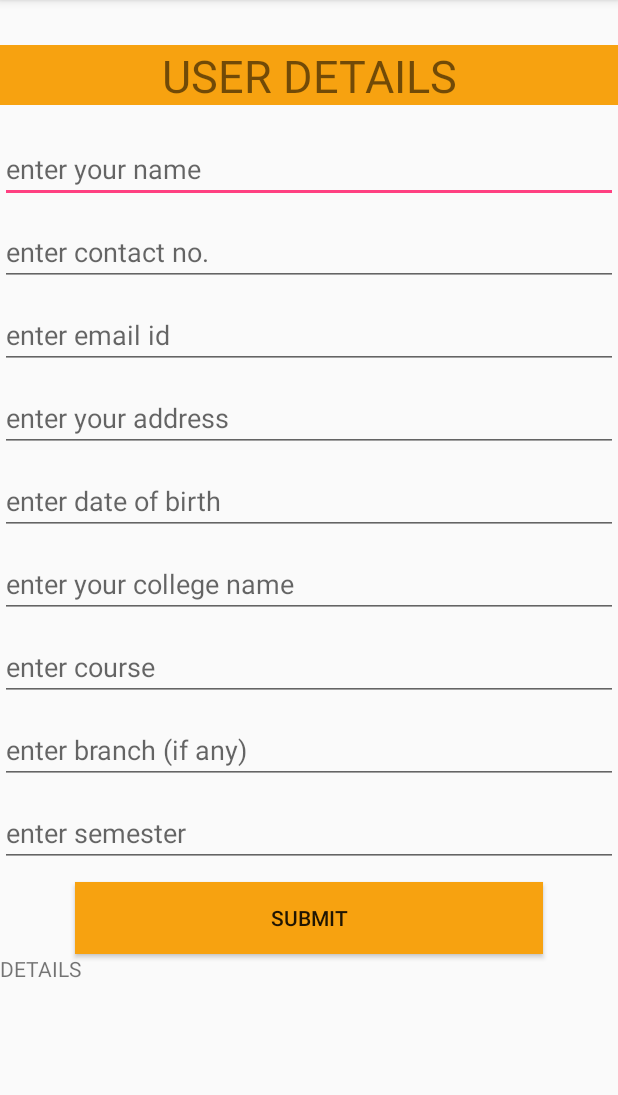
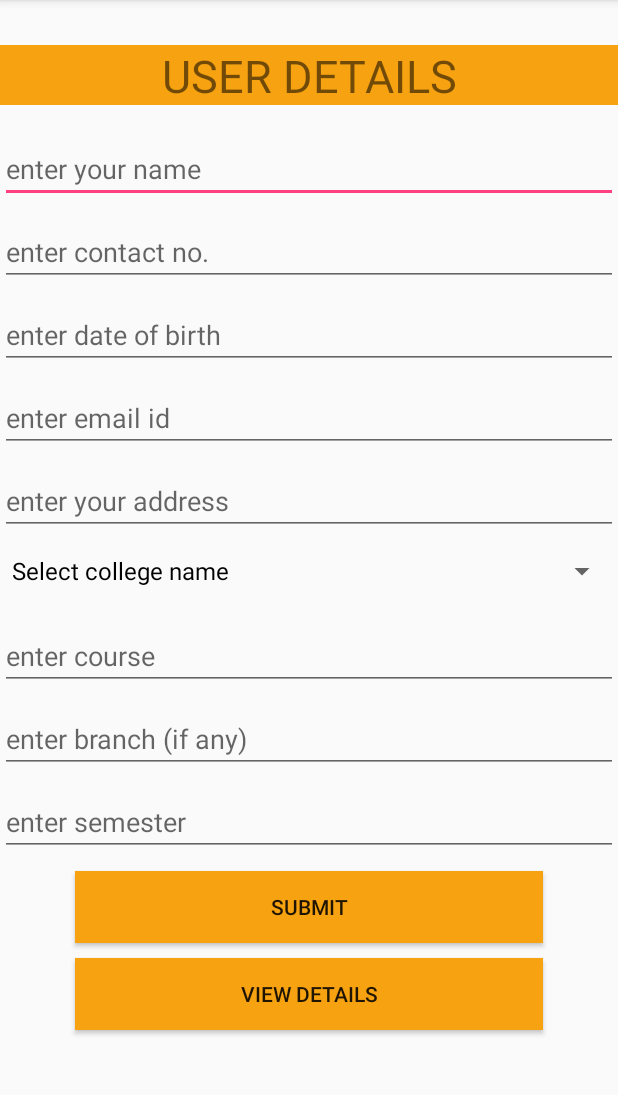
Before and after one commit to 97sameersharma/Android-Test-Basisc, an Android app: the screen it shows after launch (MainActivity), on a phone screen of 412 x 824 dp, the part 84-1179 px from its top. Run offline under Robolectric (Android 15) with nearby library versions, the phone set to English and light mode, and no system bars.

Commit message:
student registration form using arrayList & scroll view

```diff
--- a/myapplication3/src/main/java/com/brillicaservices/myapplication3/MainActivity.java
+++ b/myapplication3/src/main/java/com/brillicaservices/myapplication3/MainActivity.java
@@ -3,35 +3,49 @@ package com.brillicaservices.myapplication3;
 import android.support.v7.app.AppCompatActivity;
 import android.os.Bundle;
 import android.view.View;
+import android.widget.AdapterView;
+import android.widget.ArrayAdapter;
 import android.widget.Button;
 import android.widget.EditText;
 import android.widget.TextView;
-
+import android.widget.Spinner;
 import java.util.ArrayList;
 
-public class MainActivity extends AppCompatActivity {
 
-    static ArrayList<String> data=new ArrayList<>();
-    EditText text1,text2,text3,text4,text5,text6,text7,text8,text9;
-    Button btn;
-    TextView textView;
+public class MainActivity extends AppCompatActivity implements AdapterView.OnItemSelectedListener{
+
+    ArrayList<Student> data=new ArrayList<>();
+    EditText text1,text2,text3,text4,text5,text7,text8,text9;
+    Button btn1,btn2;
+    TextView textView1;
+    String collegeName = "";
+    Spinner spinnerCollegeNames;
+    String collegeNames[] = {"Select college name","DIT", "Graphic Era", "HNB"};
     @Override
     protected void onCreate(Bundle savedInstanceState) {
         super.onCreate(savedInstanceState);
         setContentView(R.layout.activity_main);
-        text1 = findViewById(R.id.name);
-        text2 = findViewById(R.id.phone);
-        text3 = findViewById(R.id.email);
-        text4 = findViewById(R.id.address);
-        text5 = findViewById(R.id.dob);
-        text6 = findViewById(R.id.college);;
-        text7 = findViewById(R.id.course);
-        text8 = findViewById(R.id.branch);
-        text9 = findViewById(R.id.sem);
-        btn = findViewById(R.id.button);
-        textView = findViewById(R.id.textView);
+        text1 =(EditText) findViewById(R.id.name);
+        text2 =(EditText) findViewById(R.id.phone);
+        text3 =(EditText) findViewById(R.id.email);
+        text4 =(EditText) findViewById(R.id.address);
+        text5 =(EditText) findViewById(R.id.dob);
+        spinnerCollegeNames = findViewById(R.id.college_name_spinner);
+        text7 =(EditText) findViewById(R.id.course);
+        text8 =(EditText) findViewById(R.id.branch);
+        text9 =(EditText) findViewById(R.id.sem);
+        btn1 =(Button) findViewById(R.id.button);
+        btn2 =(Button) findViewById(R.id.display);
+        textView1 =(TextView) findViewById(R.id.textView);
 
-        btn.setOnClickListener(new View.OnClickListener() {
+        spinnerCollegeNames.setOnItemSelectedListener(this);
+
+        ArrayAdapter arrayAdapter = new ArrayAdapter<>(this,
+                android.R.layout.simple_spinner_dropdown_item, collegeNames);
+        spinnerCollegeNames.setAdapter(arrayAdapter);
+        spinnerCollegeNames.setPrompt(collegeNames[0]);
+
+        btn1.setOnClickListener(new View.OnClickListener() {
             @Override
             public void onClick(View view) {
                 String name=text1.getText().toString();
@@ -39,29 +53,41 @@ public class MainActivity extends AppCompatActivity {
                 String email=text3.getText().toString();
                 String address=text4.getText().toString();
                 String dob=text5.getText().toString();
-                String college=text6.getText().toString();
                 String course=text7.getText().toString();
                 String branch=text8.getText().toString();
                 String sem=text9.getText().toString();
-
-                data.add(name);
-                data.add(phone);
-                data.add(email);
-                data.add(address);
-                data.add(dob);
-                data.add(college);
-                data.add(course);
-                data.add(branch);
-                data.add(sem);
-
-                for(int i=0;i<data.size();i++)
-                {
-                    textView.setText(textView.getText()+data.get(i));
-                }
-
+                data.add(new Student( name,phone,email,address,dob,collegeName,course,branch,sem));
             }
         });
 
+        btn2.setOnClickListener(new View.OnClickListener() {
+            @Override
+            public void onClick(View view) {
+                for(int i=0;i<data.size();i++)
+                {textView1.setText("");
+                    textView1.setText(textView1.getText()+"\n NAME : "+data.get(i).name);
+                    textView1.setText(textView1.getText()+"\n PHONE : "+data.get(i).phone);
+                    textView1.setText(textView1.getText()+"\n EMAIL : "+data.get(i).email);
+                    textView1.setText(textView1.getText()+"\n ADDRESS : "+data.get(i).address);
+                    textView1.setText(textView1.getText()+"\n DOB : "+data.get(i).dob);
+                    textView1.setText(textView1.getText()+"\n COLLEGE : "+data.get(i).collegeName);
+                    textView1.setText(textView1.getText()+"\n COURSE : "+data.get(i).course);
+                    textView1.setText(textView1.getText()+"\n BRANCH : "+data.get(i).branch);
+                    textView1.setText(textView1.getText()+"\n SEM : "+data.get(i).sem);
+
+                }
+            }
+        });
+
+    }
+
+    @Override
+    public void onItemSelected(AdapterView<?> adapterView, View view, int i, long l) {
+
+    }
+
+    @Override
+    public void onNothingSelected(AdapterView<?> adapterView) {
 
     }
 }
--- a/myapplication3/src/main/res/layout/activity_main.xml
+++ b/myapplication3/src/main/res/layout/activity_main.xml
@@ -7,7 +7,7 @@
 
     <LinearLayout
         android:layout_width="match_parent"
-        android:layout_height="wrap_content"
+        android:layout_height="match_parent"
         android:orientation="vertical"
         android:layout_marginTop="20dp">
         <TextView
@@ -35,6 +35,14 @@
             android:layout_marginTop="10dp"/>
 
         <EditText
+            android:id="@+id/dob"
+            android:layout_width="match_parent"
+            android:layout_height="wrap_content"
+            android:layout_marginTop="10dp"
+            android:hint="enter date of birth"
+            android:inputType="date" />
+
+        <EditText
             android:id="@+id/email"
             android:hint="enter email id"
             android:layout_width="match_parent"
@@ -44,25 +52,20 @@
 
         <EditText
             android:id="@+id/address"
-            android:hint="enter your address"
             android:layout_width="match_parent"
             android:layout_height="wrap_content"
-            android:inputType="textPostalAddress"
-            android:layout_marginTop="10dp"/>
-        <EditText
-            android:id="@+id/dob"
-            android:hint="enter date of birth"
+            android:layout_marginTop="10dp"
+            android:hint="enter your address"
+            android:inputType="textPostalAddress" />
+
+
+
+        <Spinner
+            android:id="@+id/college_name_spinner"
             android:layout_width="match_parent"
-            android:layout_height="wrap_content"
-            android:inputType="date"
-            android:layout_marginTop="10dp"/>
-        <EditText
-            android:id="@+id/college"
-            android:layout_width="match_parent"
-            android:layout_height="wrap_content"
-            android:inputType="text"
-            android:hint="enter your college name"
-            android:layout_marginTop="10dp"/>
+            android:layout_height="wrap_content" />
+
+
         <EditText
             android:id="@+id/course"
             android:hint="enter course"
@@ -96,11 +99,22 @@
             android:text="SUBMIT"
             android:layout_marginTop="10dp"/>
 
+
+        <Button
+            android:id="@+id/display"
+            android:background="#f7a210"
+            android:layout_marginLeft="50dp"
+            android:layout_marginRight="50dp"
+            android:layout_width="match_parent"
+            android:layout_height="wrap_content"
+            android:text="VIEW DETAILS"
+            android:layout_marginTop="10dp"/>
         <TextView
-            android:text="DETAILS"
+            android:text=""
             android:id="@+id/textView"
             android:layout_width="match_parent"
             android:layout_height="wrap_content" />
+
     </LinearLayout>
 
 </ScrollView>
```
Also changed, not shown: myapplication3/src/main/res/layout/form.xml (deleted, +0 -105 lines).
